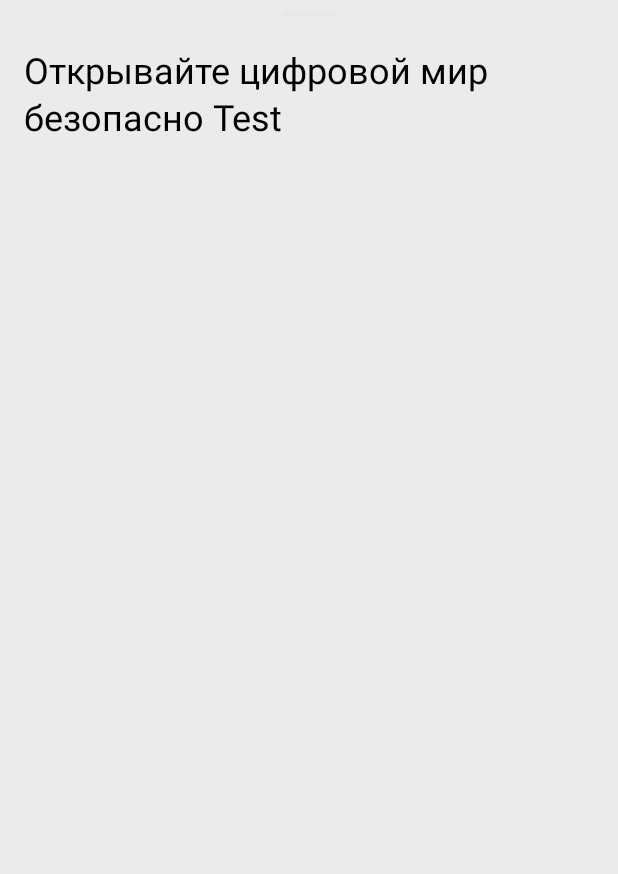
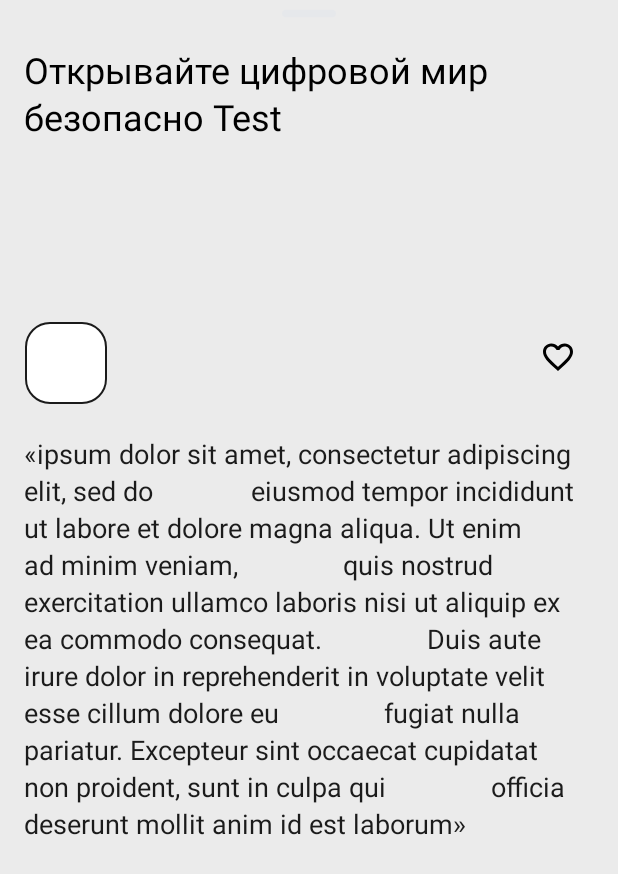
Before and after one commit to AnadolStudio/TL_Prosto, an Android app: the layout fragment_offer_detail.xml on its own in the app's theme, with its tools: preview values and no code run, on a phone screen of 412 x 824 dp. Shown: the top 874 px of the screen. Run offline under Robolectric (Android 15) with nearby library versions, the phone set to English and light mode, and no system bars.

Commit message:
Сделана первая задача Добавлен в OfferDetailFragment градиент, "имя акции" и длинное описание

```diff
--- a/app/src/main/java/com/touchin/prosto/feature/detail/OfferDetailFragment.kt
+++ b/app/src/main/java/com/touchin/prosto/feature/detail/OfferDetailFragment.kt
@@ -4,9 +4,9 @@ import androidx.navigation.fragment.navArgs
 import com.anadolstudio.core.viewbinding.viewBinding
 import com.touchin.prosto.R
 import com.touchin.prosto.base.bottom.BaseContentBottom
-import com.touchin.prosto.base.fragment.BaseContentFragment
 import com.touchin.prosto.databinding.FragmentOfferDetailBinding
 import com.touchin.prosto.di.viewmodel.assistedViewModel
+import com.touchin.prosto.util.GradientDrawable
 
 @Suppress("TooManyFunctions")
 class OfferDetailFragment : BaseContentBottom<OfferDetailState, OfferDetailViewModel, OfferDetailController>(
@@ -23,7 +23,15 @@ class OfferDetailFragment : BaseContentBottom<OfferDetailState, OfferDetailViewM
     }
 
     override fun render(state: OfferDetailState, controller: OfferDetailController) {
-        binding.mainInfo.initView(state.offer)
-        binding.offerName.setText(R.string.app_name) // TODO
+        with(binding) {
+            infoContainer.background = GradientDrawable(
+                state.offer.backgroundFirstColor,
+                state.offer.backgroundSecondColor
+            )
+            mainInfo.initView(state.offer)
+            headerView.initView(state.offer) { _ -> }
+            offerName.text = state.offer.name
+            offerLongDescription.text = state.offer.longDescription
+        }
     }
 }
--- a/app/src/main/res/layout/fragment_offer_detail.xml
+++ b/app/src/main/res/layout/fragment_offer_detail.xml
@@ -4,20 +4,24 @@
     xmlns:app="http://schemas.android.com/apk/res-auto"
     xmlns:tools="http://schemas.android.com/tools"
     android:layout_width="match_parent"
-    android:layout_height="wrap_content">
-
-    <com.touchin.prosto.view.BottomTopLine
-        android:id="@+id/top_line"
-        android:layout_width="match_parent"
-        android:layout_height="wrap_content"
-        app:layout_constraintTop_toTopOf="parent"/>
+    android:layout_height="match_parent">
 
     <LinearLayout
         android:id="@+id/info_container"
         android:layout_width="match_parent"
         android:layout_height="wrap_content"
         android:orientation="vertical"
-        app:layout_constraintTop_toBottomOf="@+id/top_line" >
+        app:layout_constraintEnd_toEndOf="parent"
+        app:layout_constraintStart_toStartOf="parent"
+        app:layout_constraintTop_toTopOf="parent">
+
+        <com.touchin.prosto.view.BottomTopLine
+            android:id="@+id/top_line"
+            android:layout_width="match_parent"
+            android:layout_height="wrap_content"
+            app:layout_constraintTop_toTopOf="parent">
+
+        </com.touchin.prosto.view.BottomTopLine>
 
         <TextView
             android:id="@+id/offerName"
@@ -33,19 +37,44 @@
         <com.touchin.prosto.view.OfferMainInfoView
             android:id="@+id/main_info"
             android:layout_width="match_parent"
-            android:layout_height="wrap_content"/>
+            android:layout_height="wrap_content">
 
+        </com.touchin.prosto.view.OfferMainInfoView>
+
+        <com.touchin.prosto.view.OfferHeaderView
+            android:id="@+id/header_view"
+            android:layout_width="match_parent"
+            android:layout_height="wrap_content"
+            android:layout_marginBottom="12dp"
+            android:layout_marginHorizontal="16dp" />
     </LinearLayout>
 
-<!-- TODO
-    <com.touchin.prosto.view.OfferHeaderView
-        android:id="@+id/header_view"
-        android:layout_width="0dp"
+    <LinearLayout
+        android:layout_width="match_parent"
         android:layout_height="wrap_content"
-        android:layout_marginHorizontal="16dp"
-        app:layout_constraintTop_toBottomOf="@id/info_container"
+        android:orientation="vertical"
+        app:layout_constraintEnd_toEndOf="parent"
         app:layout_constraintStart_toStartOf="parent"
-        app:layout_constraintEnd_toEndOf="parent"/>
--->
+        app:layout_constraintTop_toBottomOf="@+id/info_container">
+
+        <TextView
+            android:id="@+id/offerLongDescription"
+            android:layout_width="match_parent"
+            android:layout_height="wrap_content"
+            android:layout_marginBottom="8dp"
+            android:layout_marginEnd="16dp"
+            android:layout_marginStart="16dp"
+            android:layout_marginTop="8dp"
+            android:lineSpacingExtra="3sp"
+            android:textColor="@color/colorText"
+            android:textSize="18sp"
+            tools:text="«ipsum dolor sit amet, consectetur adipiscing elit, sed do
+             eiusmod tempor incididunt ut labore et dolore magna aliqua. Ut enim ad minim veniam,
+              quis nostrud exercitation ullamco laboris nisi ut aliquip ex ea commodo consequat.
+              Duis aute irure dolor in reprehenderit in voluptate velit esse cillum dolore eu
+              fugiat nulla pariatur. Excepteur sint occaecat cupidatat non proident, sunt in culpa qui
+              officia deserunt mollit anim id est laborum»" />
+    </LinearLayout>
+
 
 </androidx.constraintlayout.widget.ConstraintLayout>
```
